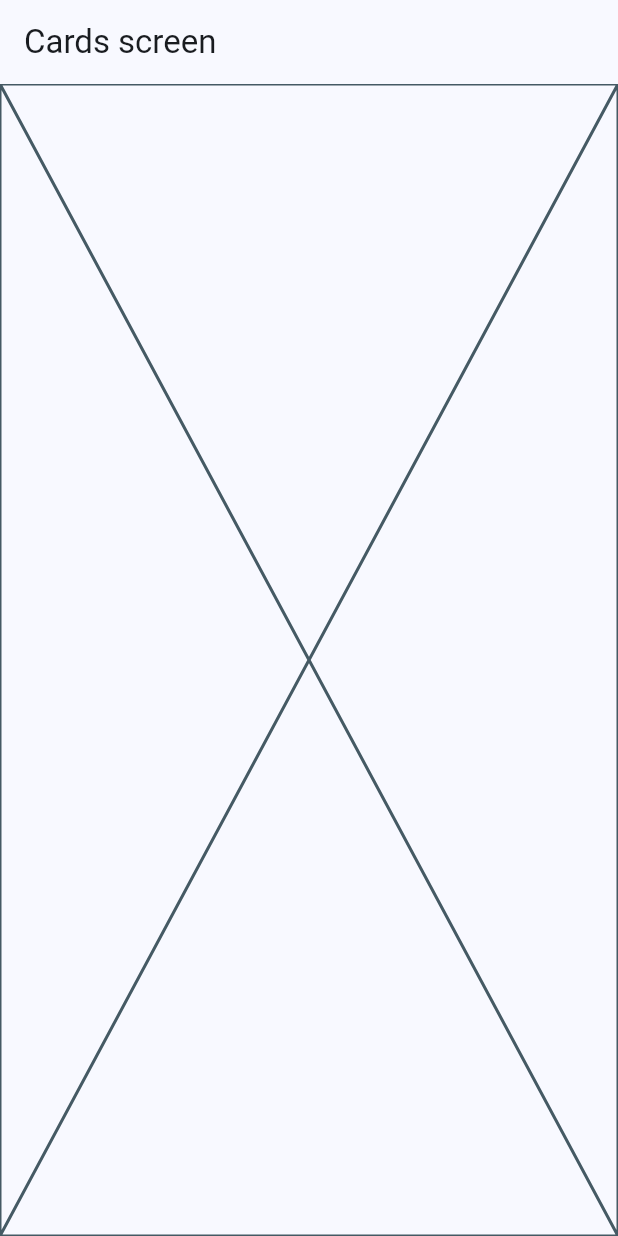
After one commit to izrael90/widgets_app, a Flutter app: the CardsScreen screen opened by its route, on a phone screen of 412 x 824 dp. The commit adds this screen. Run offline on Flutter 3.47's test engine with Material 3 defaults, Android fonts, the phone set to English and light mode, and no system bars; our stand-ins replace go_router.

Commit message:
implements go router

```diff
--- /dev/null
+++ b/lib/config/router/app_router.dart
@@ -0,0 +1,21 @@
+import 'package:go_router/go_router.dart';
+
+import '../../presentation/screens/screens.dart.dart';
+
+// GoRouter configuration
+final appRouter = GoRouter(
+  routes: [
+    GoRoute(
+      path: '/',
+      builder: (context, state) => const HomeScreen(),
+    ),
+    GoRoute(
+      path: '/buttons',
+      builder: (context, state) => const ButtonsScreen(),
+    ),
+    GoRoute(
+      path: '/cards',
+      builder: (context, state) => const CardsScreen(),
+    ),
+  ],
+);
--- /dev/null
+++ b/lib/presentation/screens/cards/cards_screen.dart
@@ -0,0 +1,15 @@
+import 'package:flutter/material.dart';
+
+class CardsScreen extends StatelessWidget {
+  const CardsScreen({super.key});
+
+  @override
+  Widget build(BuildContext context) {
+    return Scaffold(
+      appBar: AppBar(
+        title: const Text('Cards screen'),
+      ),
+      body: const Placeholder(),
+    );
+  }
+}
--- /dev/null
+++ b/lib/presentation/screens/screens.dart.dart
@@ -0,0 +1,3 @@
+export "package:widgets_app/presentation/screens/cards/cards_screen.dart";
+export "package:widgets_app/presentation/screens/home/buttons/buttons_screen.dart";
+export "package:widgets_app/presentation/screens/home/home_screen.dart";
--- a/pubspec.yaml
+++ b/pubspec.yaml
@@ -9,11 +9,12 @@ environment:
 dependencies:
   flutter:
     sdk: flutter
+  go_router: ^14.1.4
 
 dev_dependencies:
+  flutter_lints: ^3.0.0
   flutter_test:
     sdk: flutter
-  flutter_lints: ^3.0.0
 
 flutter:
   uses-material-design: true
```
Also changed, not shown: lib/main.dart (+5 -6 lines), lib/presentation/screens/home/buttons/buttons_screen.dart (added, +15 -0 lines), lib/presentation/screens/home/home_screen.dart (+9 -5 lines), pubspec.lock.
